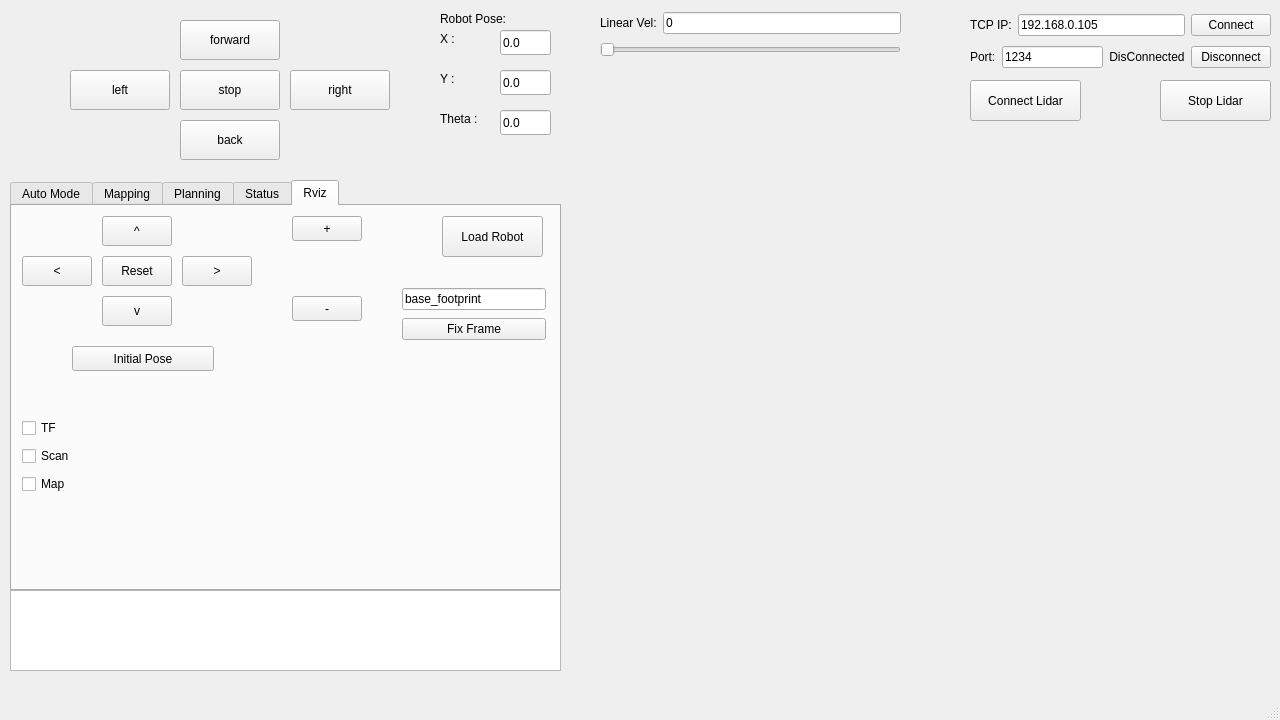
Before: the Qt Designer form QTApp/robot_gui/mainwindow.ui in hungmanh150602/robot_hokuyo, drawn with Qt 5.
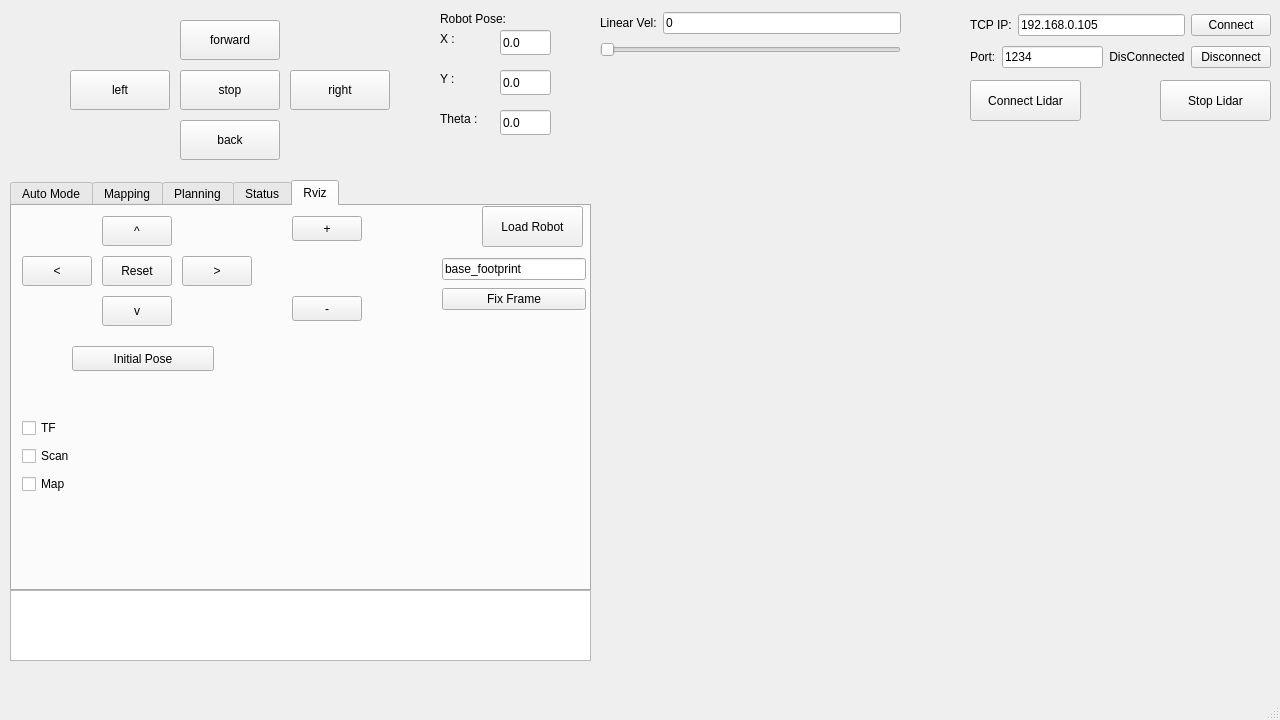
After: the same form once the commit is applied.

```diff
--- a/QTApp/robot_gui/mainwindow.ui
+++ b/QTApp/robot_gui/mainwindow.ui
@@ -111,7 +111,7 @@
      <rect>
       <x>10</x>
       <y>180</y>
-      <width>551</width>
+      <width>581</width>
       <height>411</height>
      </rect>
     </property>
@@ -325,8 +325,8 @@
      <widget class="QWidget" name="layoutWidget">
       <property name="geometry">
        <rect>
-        <x>390</x>
-        <y>80</y>
+        <x>430</x>
+        <y>50</y>
         <width>144</width>
         <height>58</height>
        </rect>
@@ -384,8 +384,8 @@
      <widget class="QPushButton" name="btn_LoadRobot">
       <property name="geometry">
        <rect>
-        <x>430</x>
-        <y>10</y>
+        <x>470</x>
+        <y>0</y>
         <width>101</width>
         <height>41</height>
        </rect>
@@ -642,10 +642,10 @@
    <widget class="QWidget" name="verticalLayoutWidget">
     <property name="geometry">
      <rect>
-      <x>610</x>
-      <y>140</y>
-      <width>661</width>
-      <height>531</height>
+      <x>590</x>
+      <y>130</y>
+      <width>691</width>
+      <height>541</height>
      </rect>
     </property>
     <layout class="QVBoxLayout" name="verticalLayout_Rviz">
@@ -672,8 +672,8 @@
      <rect>
       <x>10</x>
       <y>590</y>
-      <width>551</width>
-      <height>81</height>
+      <width>581</width>
+      <height>71</height>
      </rect>
     </property>
    </widget>
```
